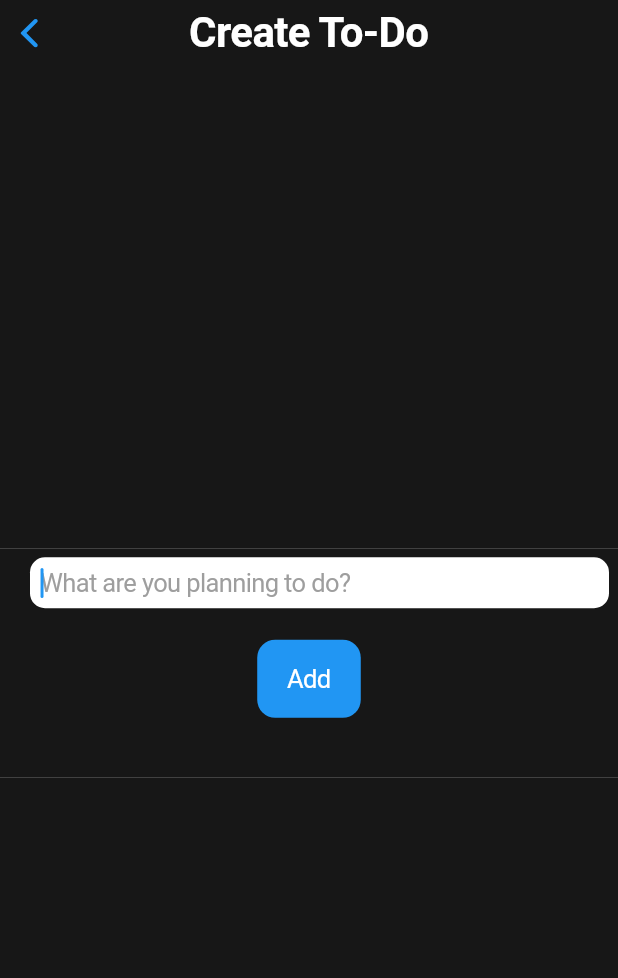
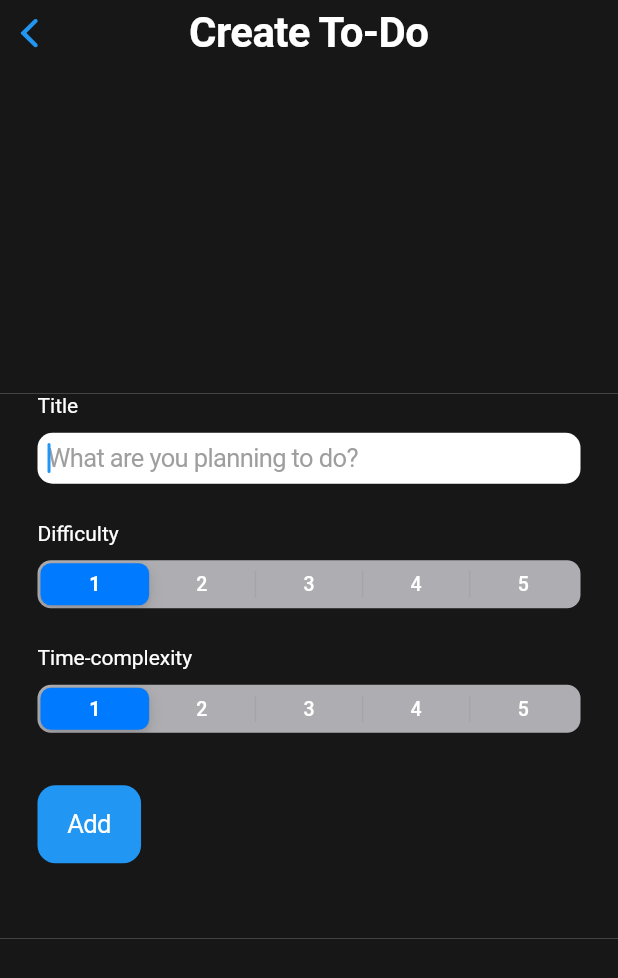
Before and after one commit to godext/flutter_todo_hero, a Flutter app: the TodoEditPage screen opened directly, on a phone screen of 412 x 824 dp. Shown: the top 978 px of the screen. Run offline on Flutter 3.47's test engine with Material 2 defaults, Android fonts, the phone set to English and light mode, and no system bars; our stand-ins replace bloc, cloud_firestore, equatable, firebase_auth, firebase_core, flutter_bloc and 3 more; missing offline and left inert: flow_builder; accounts and stored records are empty.

Commit message:
added first SlidingSegmentedControls

```diff
--- a/lib/src/App/todoApp.dart
+++ b/lib/src/App/todoApp.dart
@@ -3,7 +3,7 @@ import 'package:flow_builder/flow_builder.dart';
 import 'package:flutter/material.dart';
 import 'package:flutter_bloc/flutter_bloc.dart';
 import 'package:todo_hero/src/logic/bloc/app_bloc.dart';
-import 'package:todo_hero/src/logic/bloc/todo_bloc.dart';
+import 'package:todo_hero/src/logic/bloc/todo_edit_bloc.dart';
 import 'package:todo_hero/src/models/model.dart';
 import 'package:todo_hero/src/screens/ToDo/home_screen.dart';
 import 'package:todo_hero/src/screens/screens.dart';
--- a/lib/src/data/firestore_todo_repository.dart
+++ b/lib/src/data/firestore_todo_repository.dart
@@ -78,10 +78,12 @@ class FirestoreTodoRepository {
         return _readAllTodoByUser();
       case TodoDisplayFilter.active:
       log('Ich filtere jetzt nach Active');
-        return _readTodoFilter(false);
+      return _readAllTodoByUser();
+        //return _readTodoFilter(false);
       case TodoDisplayFilter.done:
         log('Ich filtere jetzt nach Done');
-        return _readTodoFilter(true);
+        return _readAllTodoByUser();
+       // return _readTodoFilter(true);
       default:
       log('Ich filtere jetzt nach All -> Default');
         return _readAllTodoByUser();
--- a/lib/src/logic/bloc/todo_display_bloc.dart
+++ b/lib/src/logic/bloc/todo_display_bloc.dart
@@ -23,7 +23,6 @@ class TodoDisplayBloc extends Bloc<TodoDisplayEvent, TodoDisplayState> {
     TodoDisplayFilterSet event,
     Emitter<TodoDisplayState> emit,
   ) async {
-    log("before setting filter: ${state.filter.toString()}");
     emit(
       state.copyWith(
         status: () => TodoDisplayStatus.loading,
@@ -31,7 +30,6 @@ class TodoDisplayBloc extends Bloc<TodoDisplayEvent, TodoDisplayState> {
       ),
     );
 
-    log("after setting filter: ${state.filter.toString()}");
 
     await emit.forEach<List<Todo>>(
         _repository.readTodoByFilter(
@@ -44,8 +42,6 @@ class TodoDisplayBloc extends Bloc<TodoDisplayEvent, TodoDisplayState> {
         onError: (_, __) => state.copyWith(
               status: () => TodoDisplayStatus.failure,
             ));
-
-    log("after reading the filtered list: ${state.filter.toString()}");
   }
 
   Future<void> _onSubscriptionRequested(
@@ -53,8 +49,6 @@ class TodoDisplayBloc extends Bloc<TodoDisplayEvent, TodoDisplayState> {
     Emitter<TodoDisplayState> emit,
   ) async {
     emit(state.copyWith(status: () => TodoDisplayStatus.loading));
-
-    log("Im Subscription Requested ${state.filter.toString()}");
 
     await emit.forEach<List<Todo>>(_repository.readTodoByFilter(state.filter),
         onData: (todos) => state.copyWith(
@@ -78,7 +72,6 @@ class TodoDisplayBloc extends Bloc<TodoDisplayEvent, TodoDisplayState> {
       emit(state.copyWith(
           // filter: () => state.currentFilter,
           ));
-      log("Nach dem completion-toggled: ${state.filter.toString()}");
     } catch (e) {
       log("Error onCompletionToggled: $e");
     }
--- a/lib/src/logic/bloc/todo_bloc.dart
+++ b/lib/src/logic/bloc/todo_edit_bloc.dart
@@ -6,27 +6,27 @@ import 'package:equatable/equatable.dart';
 import 'package:todo_hero/src/data/firestore_todo_repository.dart';
 import 'package:todo_hero/src/models/model.dart';
 
-part 'todo_event.dart';
-part 'todo_state.dart';
+part 'todo_edit_event.dart';
+part 'todo_edit_state.dart';
 
-class TodoBloc extends Bloc<TodoEvent, TodoState> {
+class TodoEditBloc extends Bloc<TodoEditEvent, TodoEditState> {
   final FirestoreTodoRepository _firestoreTodoRepository;
   final AuthenticationRepository _authenticationRepository;
 
-  TodoBloc({
+  TodoEditBloc({
     required FirestoreTodoRepository firestoreTodoRepository,
     required AuthenticationRepository authenticationRepository,
     required Todo? initialTodo,
   })  : _firestoreTodoRepository = firestoreTodoRepository,
         _authenticationRepository = authenticationRepository,
         super(
-          TodoState(
+          TodoEditState(
             initialTodo: initialTodo,
             content: initialTodo?.content ?? '',
-            timeComplexity: initialTodo?.timeComplexity ?? 0,
-            importancy: initialTodo?.importancy ?? 0,
-            difficulty: initialTodo?.difficulty ?? 0,
-            beneficial: initialTodo?.beneficial ?? 0,
+            timeComplexity: initialTodo?.timeComplexity ?? 1,
+            importancy: initialTodo?.importancy ?? 1,
+            difficulty: initialTodo?.difficulty ?? 1,
+            beneficial: initialTodo?.beneficial ?? 1,
             todoId: initialTodo?.id ?? '',
             isCompleted: initialTodo?.isCompleted ?? false,
           ),
@@ -42,7 +42,7 @@ class TodoBloc extends Bloc<TodoEvent, TodoState> {
   }
 
   void _onTodoCompletionToggled(
-      TodoCompletionToggled event, Emitter<TodoState> emit) {
+      TodoCompletionToggled event, Emitter<TodoEditState> emit) {
     emit(
       state.copyWith(isCompleted: event.isCompleted),
     );
@@ -50,7 +50,7 @@ class TodoBloc extends Bloc<TodoEvent, TodoState> {
 
   void _onTodoDeleted(
     TodoDeleted event,
-    Emitter<TodoState> emit,
+    Emitter<TodoEditState> emit,
   ) async {
     try {
       await _firestoreTodoRepository.deleteTodo(
@@ -63,7 +63,7 @@ class TodoBloc extends Bloc<TodoEvent, TodoState> {
 
   void _onTodoContentChanged(
     TodoContentChanged event,
-    Emitter<TodoState> emit,
+    Emitter<TodoEditState> emit,
   ) {
     emit(
       state.copyWith(content: event.content),
@@ -72,7 +72,7 @@ class TodoBloc extends Bloc<TodoEvent, TodoState> {
 
   void _onTodoTimeComplexityChanged(
     TodoTimeComplexityChanged event,
-    Emitter<TodoState> emit,
+    Emitter<TodoEditState> emit,
   ) {
     emit(
       state.copyWith(timeComplexity: event.timeComplexity),
@@ -81,7 +81,7 @@ class TodoBloc extends Bloc<TodoEvent, TodoState> {
 
   void _onTodoImportancyChanged(
     TodoImportancyChanged event,
-    Emitter<TodoState> emit,
+    Emitter<TodoEditState> emit,
   ) {
     emit(
       state.copyWith(importancy: event.importancy),
@@ -90,7 +90,7 @@ class TodoBloc extends Bloc<TodoEvent, TodoState> {
 
   void _onTodoDifficultyChanged(
     TodoDifficultyChanged event,
-    Emitter<TodoState> emit,
+    Emitter<TodoEditState> emit,
   ) {
     emit(
       state.copyWith(difficulty: event.difficulty),
@@ -99,7 +99,7 @@ class TodoBloc extends Bloc<TodoEvent, TodoState> {
 
   void _onTodoBeneficialChanged(
     TodoBeneficialChanged event,
-    Emitter<TodoState> emit,
+    Emitter<TodoEditState> emit,
   ) {
     emit(
       state.copyWith(beneficial: event.beneficial),
@@ -108,7 +108,7 @@ class TodoBloc extends Bloc<TodoEvent, TodoState> {
 
   Future<void> _onTodoSubmitted(
     TodoSubmitted event,
-    Emitter<TodoState> emit,
+    Emitter<TodoEditState> emit,
   ) async {
     emit(state.copyWith(status: TodoStatus.loading));
     final todo = Todo(
--- a/lib/src/logic/bloc/todo_event.dart
+++ b/lib/src/logic/bloc/todo_edit_event.dart
@@ -1,13 +1,13 @@
-part of 'todo_bloc.dart';
+part of 'todo_edit_bloc.dart';
 
-abstract class TodoEvent extends Equatable {
-  const TodoEvent();
+abstract class TodoEditEvent extends Equatable {
+  const TodoEditEvent();
 
   @override
   List<Object> get props => [];
 }
 
-class TodoContentChanged extends TodoEvent {
+class TodoContentChanged extends TodoEditEvent {
   const TodoContentChanged(this.content);
 
   final String content;
@@ -16,7 +16,7 @@ class TodoContentChanged extends TodoEvent {
   List<Object> get props => [content];
 }
 
-class TodoTimeComplexityChanged extends TodoEvent {
+class TodoTimeComplexityChanged extends TodoEditEvent {
   final int timeComplexity;
 
   const TodoTimeComplexityChanged(this.timeComplexity);
@@ -25,7 +25,7 @@ class TodoTimeComplexityChanged extends TodoEvent {
   List<Object> get props => [timeComplexity];
 }
 
-class TodoImportancyChanged extends TodoEvent {
+class TodoImportancyChanged extends TodoEditEvent {
   final int importancy;
 
   const TodoImportancyChanged(this.importancy);
@@ -34,7 +34,7 @@ class TodoImportancyChanged extends TodoEvent {
   List<Object> get props => [importancy];
 }
 
-class TodoDifficultyChanged extends TodoEvent {
+class TodoDifficultyChanged extends TodoEditEvent {
   final int difficulty;
 
   const TodoDifficultyChanged(this.difficulty);
@@ -43,7 +43,7 @@ class TodoDifficultyChanged extends TodoEvent {
   List<Object> get props => [difficulty];
 }
 
-class TodoBeneficialChanged extends TodoEvent {
+class TodoBeneficialChanged extends TodoEditEvent {
   final int beneficial;
 
   const TodoBeneficialChanged(this.beneficial);
@@ -52,20 +52,20 @@ class TodoBeneficialChanged extends TodoEvent {
   List<Object> get props => [beneficial];
 }
 
-class TodoCompletionToggled extends TodoEvent {
+class TodoCompletionToggled extends TodoEditEvent {
   final bool isCompleted;
 
   const TodoCompletionToggled(this.isCompleted);
 }
 
-class TodoSubmitted extends TodoEvent {
+class TodoSubmitted extends TodoEditEvent {
   const TodoSubmitted();
 
   @override
   List<Object> get props => [];
 }
 
-class TodoDeleted extends TodoEvent {
+class TodoDeleted extends TodoEditEvent {
   final String todoId;
 
   const TodoDeleted(this.todoId);
--- a/lib/src/logic/bloc/todo_state.dart
+++ b/lib/src/logic/bloc/todo_edit_state.dart
@@ -1,4 +1,4 @@
-part of 'todo_bloc.dart';
+part of 'todo_edit_bloc.dart';
 
 enum TodoStatus { initial, loading, success, failure }
 
@@ -9,7 +9,7 @@ extension TodoStatusX on TodoStatus {
       ].contains(this);
 }
 
-class TodoState extends Equatable {
+class TodoEditState extends Equatable {
   final TodoStatus status;
   final Todo? initialTodo;
   final String content;
@@ -21,22 +21,22 @@ class TodoState extends Equatable {
   final String todoId;
   final bool isCompleted;
 
-  const TodoState({
+  const TodoEditState({
     this.status = TodoStatus.initial,
     this.initialTodo,
     this.content = '',
     this.dueDate = '',
-    this.timeComplexity = 0,
-    this.importancy = 0,
-    this.difficulty = 0,
-    this.beneficial = 0,
+    this.timeComplexity = 1,
+    this.importancy = 1,
+    this.difficulty = 1,
+    this.beneficial = 1,
     this.todoId = '',
     this.isCompleted = false,
   });
 
   bool get isNewTodo => initialTodo == null;
 
-  TodoState copyWith({
+  TodoEditState copyWith({
     TodoStatus? status,
     Todo? initialTodo,
     String? content,
@@ -48,7 +48,7 @@ class TodoState extends Equatable {
     String? todoId,
     bool? isCompleted,
   }) {
-    return TodoState(
+    return TodoEditState(
       status: status ?? this.status,
       initialTodo: initialTodo ?? this.initialTodo,
       content: content ?? this.content,
--- a/lib/src/screens/ToDo/home_screen.dart
+++ b/lib/src/screens/ToDo/home_screen.dart
@@ -5,7 +5,6 @@ import 'package:flutter_bloc/flutter_bloc.dart';
 import 'package:todo_hero/src/data/repositories.dart';
 import 'package:todo_hero/src/logic/bloc/app_bloc.dart';
 import 'package:todo_hero/src/logic/bloc/todo_display_bloc.dart';
-import 'package:todo_hero/src/models/model.dart';
 import 'package:todo_hero/src/screens/ToDo/todo_list_tile.dart';
 import 'package:todo_hero/src/screens/screens.dart';
 
--- a/lib/src/screens/ToDo/todo_edit_screen.dart
+++ b/lib/src/screens/ToDo/todo_edit_screen.dart
@@ -1,9 +1,11 @@
+import 'dart:developer';
+
 import 'package:authentication_repository/authentication_repository.dart';
 import 'package:flutter/cupertino.dart';
 import 'package:flutter/material.dart';
 import 'package:flutter_bloc/flutter_bloc.dart';
 import 'package:todo_hero/src/data/firestore_todo_repository.dart';
-import 'package:todo_hero/src/logic/bloc/todo_bloc.dart';
+import 'package:todo_hero/src/logic/bloc/todo_edit_bloc.dart';
 import 'package:todo_hero/src/models/model.dart';
 import 'package:todo_hero/src/screens/screens.dart';
 import 'package:todo_hero/src/util/widgets/cupertino_scaffold.dart';
@@ -31,7 +33,7 @@ class TodoEditPage extends StatelessWidget {
         context.read<AuthenticationRepository>(),
       ),
       child: BlocProvider(
-        create: (context) => TodoBloc(
+        create: (context) => TodoEditBloc(
           firestoreTodoRepository: context.read<FirestoreTodoRepository>(),
           authenticationRepository: context.read<AuthenticationRepository>(),
           initialTodo: initialTodo,
@@ -43,7 +45,7 @@ class TodoEditPage extends StatelessWidget {
                 child: Column(
                   mainAxisSize: MainAxisSize.min,
                   children: const [
-                    SizedBox(height: 16),
+                    SizedBox(height: 20),
                     _ContentInput(),
                   ],
                 ),
@@ -58,7 +60,7 @@ class _ContentInput extends StatelessWidget {
   const _ContentInput();
 
   void _showAlertDialog(BuildContext context) {
-    TodoBloc bloc = BlocProvider.of<TodoBloc>(context);
+    TodoEditBloc bloc = BlocProvider.of<TodoEditBloc>(context);
 
     showCupertinoModalPopup<void>(
       context: context,
@@ -94,21 +96,34 @@ class _ContentInput extends StatelessWidget {
 
   @override
   Widget build(BuildContext context) {
-    final TodoBloc todoBloc = context.read<TodoBloc>();
-    return BlocBuilder<TodoBloc, TodoState>(
-      buildWhen: (previous, current) => previous.content != current.content,
+    int selectedSegment = 1;
+    const segmentCount = 5;
+    final TodoEditBloc todoEditBloc = context.read<TodoEditBloc>();
+    log('Wert von Time-Complexity ist: ${todoEditBloc.state.timeComplexity}');
+
+    return BlocBuilder<TodoEditBloc, TodoEditState>(
+      buildWhen: (previous, current) => previous != current,
       builder: (context, state) {
         return WillPopScope(
           onWillPop: (() async {
-            todoBloc.add(const TodoSubmitted());
+            todoEditBloc.add(const TodoSubmitted());
             return true;
           }),
           child: Material(
             child: Container(
+              padding: const EdgeInsets.fromLTRB(25, 0, 25, 0),
               color: CupertinoColors.darkBackgroundGray,
               child: Column(
+                crossAxisAlignment: CrossAxisAlignment.start,
                 children: [
+                  Column(
+                    crossAxisAlignment: CrossAxisAlignment.start,
+                    children: [
+                      const Text('Title',
+                          style: TextStyle(color: CupertinoColors.white)),
+                      const SizedBox(height: 10),
                       CupertinoTextFormFieldRow(
+                        padding: const EdgeInsetsDirectional.all(0),
                         initialValue: state.content,
                         placeholderStyle: TextStyle(color: Colors.grey[500]),
                         decoration: const BoxDecoration(
@@ -123,25 +138,113 @@ class _ContentInput extends StatelessWidget {
                         placeholder: 'What are you planning to do?',
                         key: const Key('todoForm_todoCreateOrEdit'),
                         onChanged: (value) {
-                      todoBloc.add(
+                          todoEditBloc.add(
                             TodoContentChanged(value),
                           );
                         },
                       ),
+                    ],
+                  ),
+                  const SizedBox(height: 25),
+                  const Text('Difficulty',
+                      style: TextStyle(color: CupertinoColors.white)),
+                  const SizedBox(height: 10),
+                  // TimeComplexity
+                  BlocBuilder<TodoEditBloc, TodoEditState>(
+                    builder: (context, state) {
+                      return CupertinoSlidingSegmentedControl<int>(
+                        backgroundColor: CupertinoColors.systemGrey2,
+                        groupValue: state.timeComplexity == 0
+                            ? 1
+                            : state.timeComplexity,
+                        thumbColor: CupertinoColors.systemBlue,
+                        onValueChanged: (int? value) {
+                          if (value != null) {
+                            //selectedSegment = value;
+                            todoEditBloc.add(
+                              TodoTimeComplexityChanged(value),
+                            );
+                          }
+                        },
+                        children: Map.fromEntries(
+                          List.generate(
+                            segmentCount,
+                            (index) => MapEntry(
+                              index + 1,
                               Padding(
-                    padding: const EdgeInsets.fromLTRB(0, 15, 0, 30),
+                                padding:
+                                    const EdgeInsets.symmetric(horizontal: 25),
+                                child: Text(
+                                  '${index + 1}',
+                                  style: const TextStyle(
+                                    color: CupertinoColors.white,
+                                  ),
+                                ),
+                              ),
+                            ),
+                          ),
+                        ),
+                      );
+                    },
+                  ),
+                  const SizedBox(height: 25),
+                  const Text('Time-complexity',
+                      style: TextStyle(color: CupertinoColors.white)),
+                  const SizedBox(height: 10),
+                  // TimeComplexity
+                  BlocBuilder<TodoEditBloc, TodoEditState>(
+                    builder: (context, state) {
+                      return CupertinoSlidingSegmentedControl<int>(
+                        backgroundColor: CupertinoColors.systemGrey2,
+                        groupValue: state.timeComplexity == 0
+                            ? 1
+                            : state.timeComplexity,
+                        thumbColor: CupertinoColors.systemBlue,
+                        onValueChanged: (int? value) {
+                          if (value != null) {
+                            //selectedSegment = value;
+                            todoEditBloc.add(
+                              TodoTimeComplexityChanged(value),
+                            );
+                          }
+                        },
+                        children: Map.fromEntries(
+                          List.generate(
+                            segmentCount,
+                            (index) => MapEntry(
+                              index + 1,
+                              Padding(
+                                padding:
+                                    const EdgeInsets.symmetric(horizontal: 25),
+                                child: Text(
+                                  '${index + 1}',
+                                  style: const TextStyle(
+                                    color: CupertinoColors.white,
+                                  ),
+                                ),
+                              ),
+                            ),
+                          ),
+                        ),
+                      );
+                    },
+                  ),
+                  const SizedBox(height: 35),
+
+                  Padding(
+                    padding: const EdgeInsets.fromLTRB(0, 0, 0, 30),
                     child: Column(
                       children: [
                         CupertinoButton.filled(
                           child: Text(state.isNewTodo ? 'Add' : 'Edit'),
                           onPressed: () {
-                            todoBloc.add(
+                            todoEditBloc.add(
                               const TodoSubmitted(),
                             );
                             Navigator.pop(context);
                           },
                         ),
-                        const SizedBox(height: 10),
+                        const SizedBox(height: 20),
                         Visibility(
                           // If it's not a new todo, this button shall be GONE
                           visible: !state.isNewTodo,
```
Lines whose indentation alone changed are shown as unchanged.
